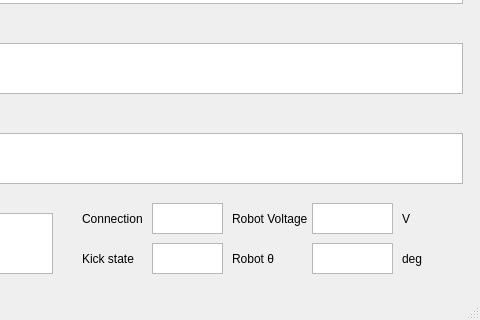
ibis-ssl/GUI_Qt, file Qt Communication Tester/Qt_Communication_Tester/qt_communication_tester.ui: the form before one commit; both pictures show x 278 to 758 and y 247 to 567 of the 758 by 567 pixel window.
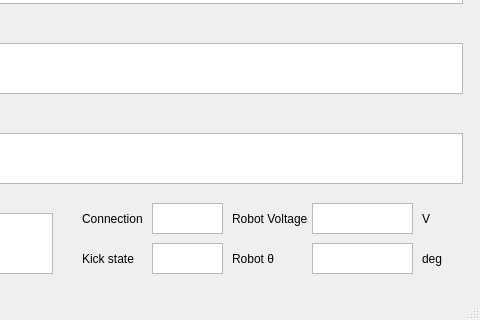
The form after the commit.

```diff
--- a/Qt Communication Tester/Qt_Communication_Tester/qt_communication_tester.ui
+++ b/Qt Communication Tester/Qt_Communication_Tester/qt_communication_tester.ui
@@ -515,7 +515,7 @@
      <rect>
       <x>590</x>
       <y>490</y>
-      <width>81</width>
+      <width>101</width>
       <height>31</height>
      </rect>
     </property>
@@ -523,7 +523,7 @@
    <widget class="QLabel" name="label_17">
     <property name="geometry">
      <rect>
-      <x>680</x>
+      <x>700</x>
       <y>490</y>
       <width>41</width>
       <height>31</height>
@@ -562,7 +562,7 @@
    <widget class="QLabel" name="label_20">
     <property name="geometry">
      <rect>
-      <x>680</x>
+      <x>700</x>
       <y>450</y>
       <width>41</width>
       <height>31</height>
@@ -577,7 +577,7 @@
      <rect>
       <x>590</x>
       <y>450</y>
-      <width>81</width>
+      <width>101</width>
       <height>31</height>
      </rect>
     </property>
```
Left out of the diff: 2 changed lines with no effect on the pictures.
